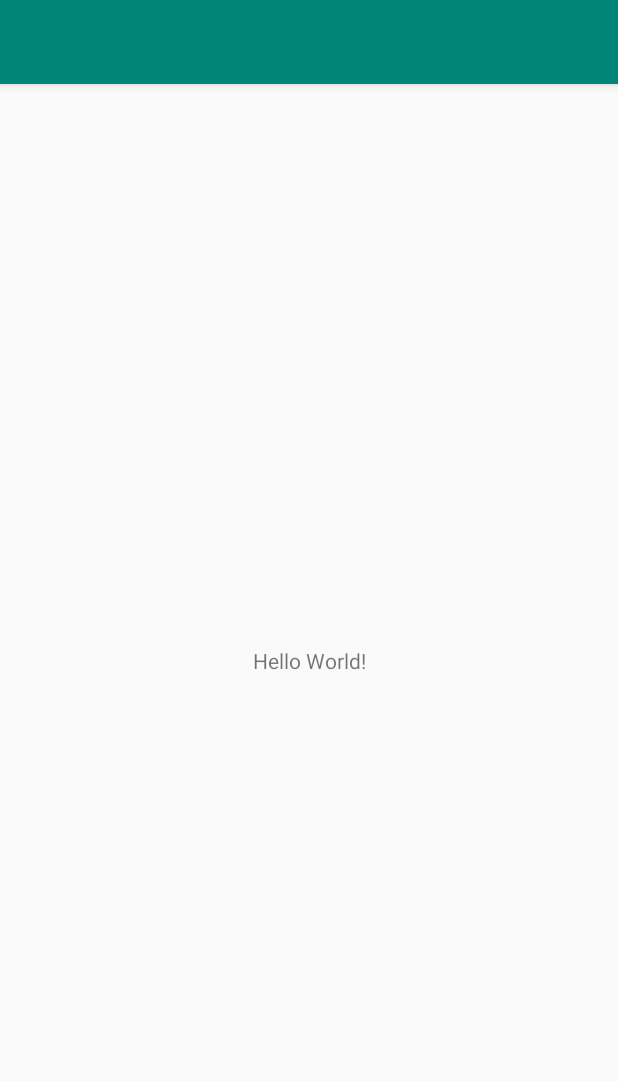
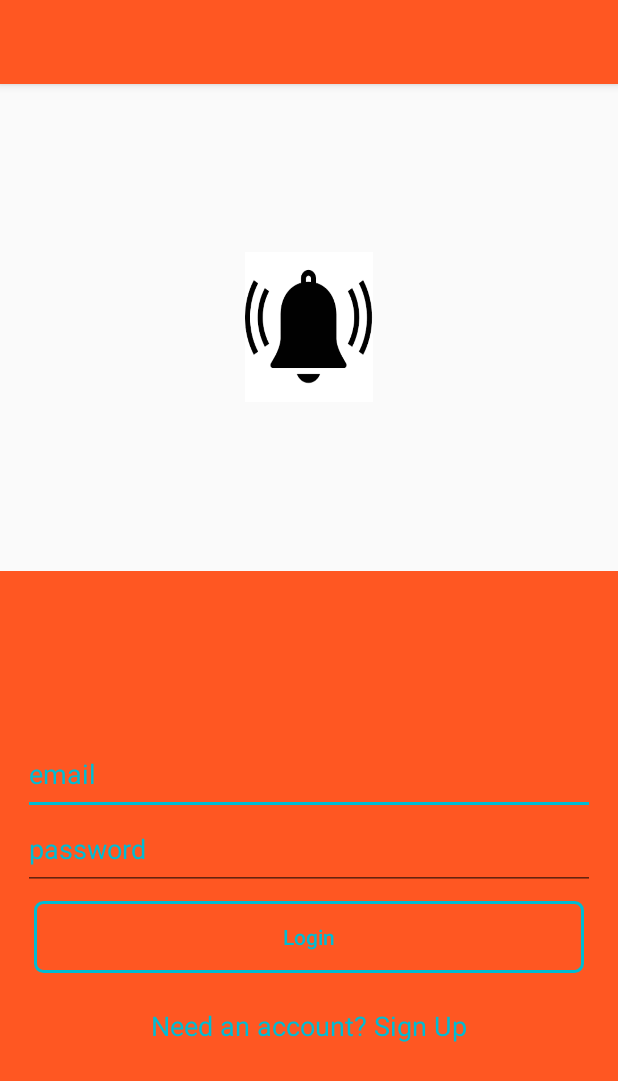
Before and after one commit to rodrigues-lds/gpsalarm, an Android app: the screen it shows after launch (MainActivity), on a phone screen of 412 x 824 dp. Shown: the top 1081 px of the screen. Run offline under Robolectric (Android 15) with nearby library versions, the phone set to English and light mode, and no system bars.

Commit message:
Basic GUI

```diff
--- a/app/build.gradle
+++ b/app/build.gradle
@@ -1,4 +1,5 @@
 apply plugin: 'com.android.application'
+apply plugin: 'com.google.gms.google-services'
 
 android {
     compileSdkVersion 28
@@ -22,6 +23,7 @@ dependencies {
     implementation fileTree(dir: 'libs', include: ['*.jar'])
     implementation 'androidx.appcompat:appcompat:1.1.0'
     implementation 'androidx.constraintlayout:constraintlayout:1.1.3'
+    implementation 'com.google.firebase:firebase-auth:16.0.5'
     testImplementation 'junit:junit:4.12'
     androidTestImplementation 'androidx.test.ext:junit:1.1.1'
     androidTestImplementation 'androidx.test.espresso:espresso-core:3.2.0'
--- /dev/null
+++ b/app/src/main/res/drawable/rounded_button_transparent.xml
@@ -0,0 +1,10 @@
+<?xml version="1.0" encoding="utf-8"?>
+<shape xmlns:android="http://schemas.android.com/apk/res/android"
+    android:shape="rectangle">
+
+    <corners android:radius="5dp" />
+
+    <stroke
+        android:width="2dp"
+        android:color="@color/colorAccent" />
+</shape>
--- a/app/src/main/res/layout/activity_main.xml
+++ b/app/src/main/res/layout/activity_main.xml
@@ -1,18 +1,83 @@
 <?xml version="1.0" encoding="utf-8"?>
-<androidx.constraintlayout.widget.ConstraintLayout xmlns:android="http://schemas.android.com/apk/res/android"
+<LinearLayout xmlns:android="http://schemas.android.com/apk/res/android"
     xmlns:app="http://schemas.android.com/apk/res-auto"
     xmlns:tools="http://schemas.android.com/tools"
     android:layout_width="match_parent"
     android:layout_height="match_parent"
+    android:orientation="vertical"
     tools:context=".MainActivity">
 
-    <TextView
-        android:layout_width="wrap_content"
+    <RelativeLayout
+        android:layout_width="match_parent"
         android:layout_height="wrap_content"
-        android:text="Hello World!"
-        app:layout_constraintBottom_toBottomOf="parent"
-        app:layout_constraintLeft_toLeftOf="parent"
-        app:layout_constraintRight_toRightOf="parent"
-        app:layout_constraintTop_toTopOf="parent" />
+        android:layout_weight="1">
 
-</androidx.constraintlayout.widget.ConstraintLayout>
+        <ImageView
+            android:layout_width="85dp"
+            android:layout_height="100dp"
+            android:layout_centerHorizontal="true"
+            android:layout_centerVertical="true"
+            android:background="@drawable/gps_alarm"/>
+
+    </RelativeLayout>
+
+
+    <RelativeLayout
+        android:layout_width="match_parent"
+        android:layout_height="wrap_content"
+        android:layout_weight="1"
+        android:background="@color/colorPrimary">
+
+        <LinearLayout
+            android:layout_width="match_parent"
+            android:layout_height="wrap_content"
+            android:layout_centerVertical="true"
+            android:orientation="vertical"
+            android:paddingLeft="15dp"
+            android:paddingRight="15dp">
+
+
+            <EditText
+                android:id="@+id/editTextEmail"
+                android:layout_width="match_parent"
+                android:layout_height="wrap_content"
+                android:fontFamily="sans-serif"
+                android:hint="email"
+                android:inputType="textEmailAddress"
+                android:paddingBottom="15dp"
+                android:textColorHint="@color/colorAccent" />
+
+            <EditText
+                android:id="@+id/editTextPassword"
+                android:layout_width="match_parent"
+                android:layout_height="wrap_content"
+                android:fontFamily="sans-serif"
+                android:hint="password"
+                android:inputType="textPassword"
+                android:paddingBottom="15dp"
+                android:textColorHint="@color/colorAccent" />
+
+            <Button
+                android:id="@+id/buttonLogin"
+                android:layout_width="match_parent"
+                android:layout_height="wrap_content"
+                android:layout_gravity="center"
+                android:layout_margin="7dp"
+                android:background="@drawable/rounded_button_transparent"
+                android:text="Login"
+                android:textAllCaps="false"
+                android:textColor="@color/colorAccent" />
+
+            <TextView
+                android:id="@+id/textViewSignup"
+                android:layout_width="match_parent"
+                android:layout_height="wrap_content"
+                android:padding="15dp"
+                android:text="Need an account? Sign Up"
+                android:textAlignment="center"
+                android:textAppearance="@style/Base.TextAppearance.AppCompat.Medium"
+                android:textColor="@color/colorAccent" />
+        </LinearLayout>
+
+    </RelativeLayout>
+</LinearLayout>
--- a/app/src/main/res/values/colors.xml
+++ b/app/src/main/res/values/colors.xml
@@ -1,6 +1,6 @@
 <?xml version="1.0" encoding="utf-8"?>
 <resources>
-    <color name="colorPrimary">#008577</color>
+    <color name="colorPrimary">#FF5722</color>
     <color name="colorPrimaryDark">#00574B</color>
-    <color name="colorAccent">#D81B60</color>
+    <color name="colorAccent">#00BCD4</color>
 </resources>
--- a/build.gradle
+++ b/build.gradle
@@ -8,6 +8,7 @@ buildscript {
     }
     dependencies {
         classpath 'com.android.tools.build:gradle:3.6.0'
+        classpath 'com.google.gms:google-services:4.2.0'
 
         // NOTE: Do not place your application dependencies here; they belong
         // in the individual module build.gradle files
```
Also changed, not shown: app/src/main/res/drawable/gps_alarm.png (added), 4 other files.
